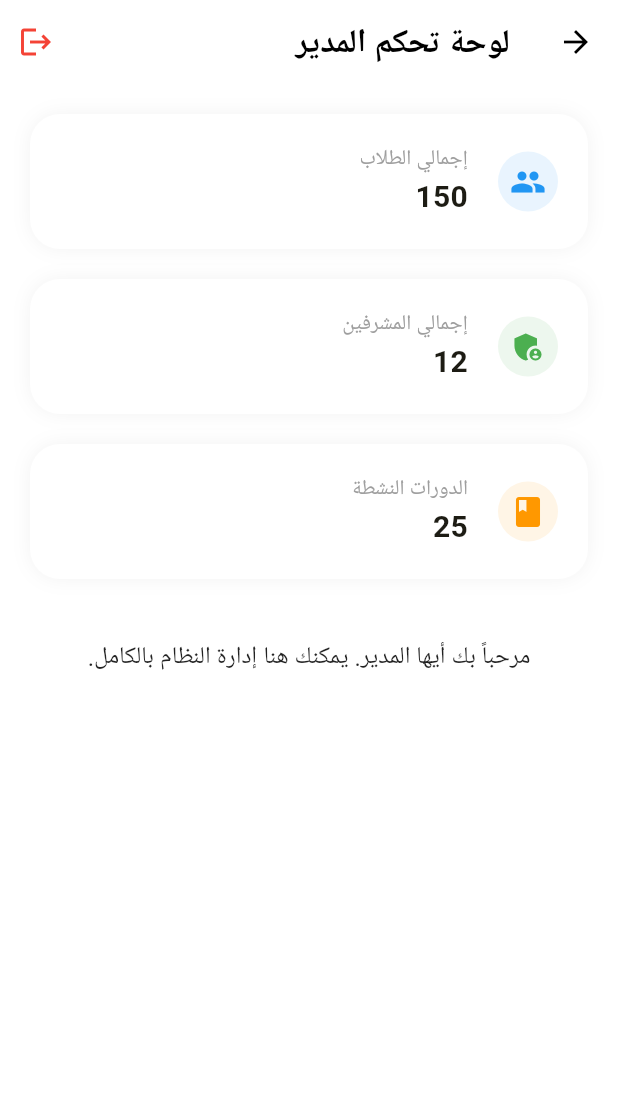
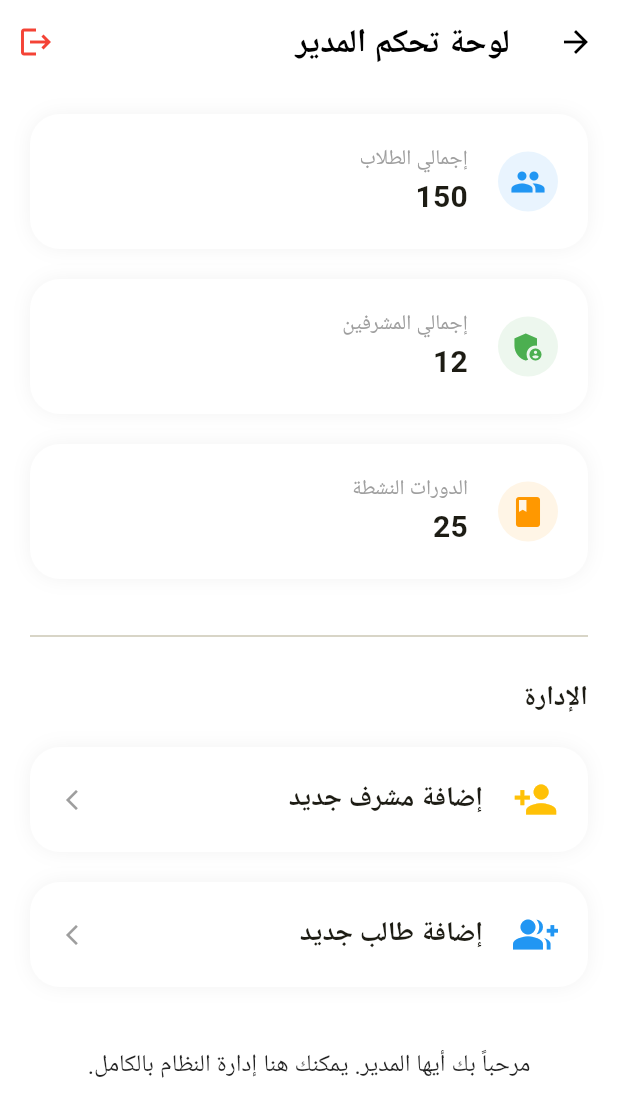
Before and after one commit to nadaxil661-svg/Gilgamesh, a Flutter app: the AdminDashboard screen opened directly, on a phone screen of 412 x 824 dp. Shown: the top 1117 px of the screen. Run offline on Flutter 3.47's test engine with Material 3 defaults, Android fonts, the phone set to English and light mode, and no system bars; our stand-ins replace cloud_firestore, firebase_auth, firebase_core; accounts and stored records are empty; network calls fail; Roboto replaces fonts that are missing (Cairo).

Commit message:
First commit

```diff
--- a/lib/features/admin/presentation/screens/admin_dashboard.dart
+++ b/lib/features/admin/presentation/screens/admin_dashboard.dart
@@ -2,6 +2,8 @@ import 'package:flutter/material.dart';
 import '../../../../shared/widgets/app_scaffold.dart';
 import '../../../../core/constants/app_colors.dart';
 import '../../../../core/services/auth_service.dart';
+import 'add_supervisor_screen.dart';
+import 'add_student_screen.dart';
 
 class AdminDashboard extends StatelessWidget {
   const AdminDashboard({super.key});
@@ -27,12 +29,63 @@ class AdminDashboard extends StatelessWidget {
             _buildStatCard("إجمالي المشرفين", "12", Icons.admin_panel_settings, Colors.green),
             const SizedBox(height: 20),
             _buildStatCard("الدورات النشطة", "25", Icons.book, Colors.orange),
+            const SizedBox(height: 30),
+            const Divider(),
+            const SizedBox(height: 20),
+            const Align(
+              alignment: Alignment.centerRight,
+              child: Text(
+                "الإدارة",
+                style: TextStyle(fontSize: 18, fontWeight: FontWeight.bold),
+              ),
+            ),
+            const SizedBox(height: 20),
+            _buildActionCard(
+              context,
+              "إضافة مشرف جديد",
+              Icons.person_add,
+              Colors.amber,
+              () => Navigator.push(context, MaterialPageRoute(builder: (c) => const AddSupervisorScreen())),
+            ),
+            const SizedBox(height: 20),
+            _buildActionCard(
+              context,
+              "إضافة طالب جديد",
+              Icons.group_add,
+              Colors.blue,
+              () => Navigator.push(context, MaterialPageRoute(builder: (c) => const AddStudentScreen())),
+            ),
             const SizedBox(height: 40),
             const Text(
               "مرحباً بك أيها المدير. يمكنك هنا إدارة النظام بالكامل.",
               textAlign: TextAlign.center,
               style: TextStyle(fontSize: 16, color: AppColors.textSecondary),
             ),
+          ],
+        ),
+      ),
+    );
+  }
+
+  Widget _buildActionCard(BuildContext context, String title, IconData icon, Color color, VoidCallback onTap) {
+    return GestureDetector(
+      onTap: onTap,
+      child: Container(
+        padding: const EdgeInsets.all(20),
+        decoration: BoxDecoration(
+          color: Colors.white,
+          borderRadius: BorderRadius.circular(20),
+          boxShadow: [
+            BoxShadow(color: Colors.black.withValues(alpha: 0.05), blurRadius: 10),
+          ],
+        ),
+        child: Row(
+          children: [
+            Icon(icon, color: color, size: 30),
+            const SizedBox(width: 20),
+            Text(title, style: const TextStyle(fontSize: 18, fontWeight: FontWeight.bold)),
+            const Spacer(),
+            const Icon(Icons.arrow_forward_ios, size: 16, color: Colors.grey),
           ],
         ),
       ),
```
Also changed, not shown: lib/core/services/auth_service.dart (+44 -0 lines), lib/features/admin/presentation/screens/add_student_screen.dart (added, +109 -0 lines), lib/features/admin/presentation/screens/add_supervisor_screen.dart (added, +96 -0 lines), lib/features/auth/presentation/screens/auth_wrapper.dart (added, +56 -0 lines), lib/features/auth/presentation/screens/login_screen.dart (+29 -25 lines), lib/features/supervisor/presentation/screens/supervisor_dashboard.dart (+17 -5 lines), lib/main.dart (+6 -3 lines).
